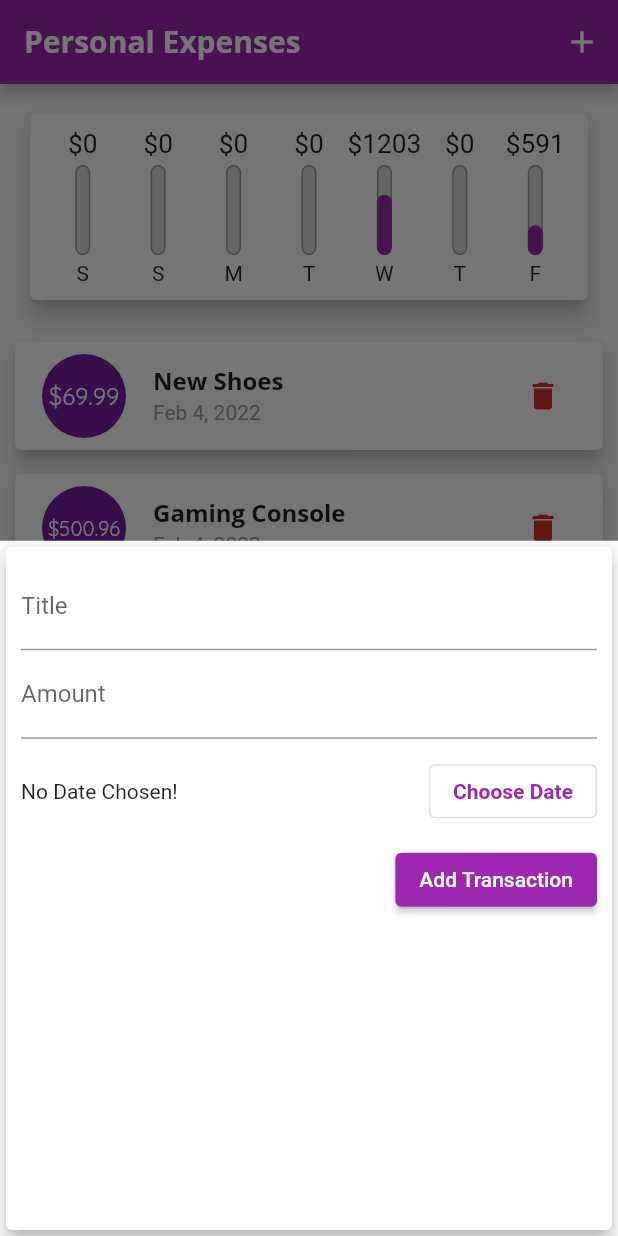
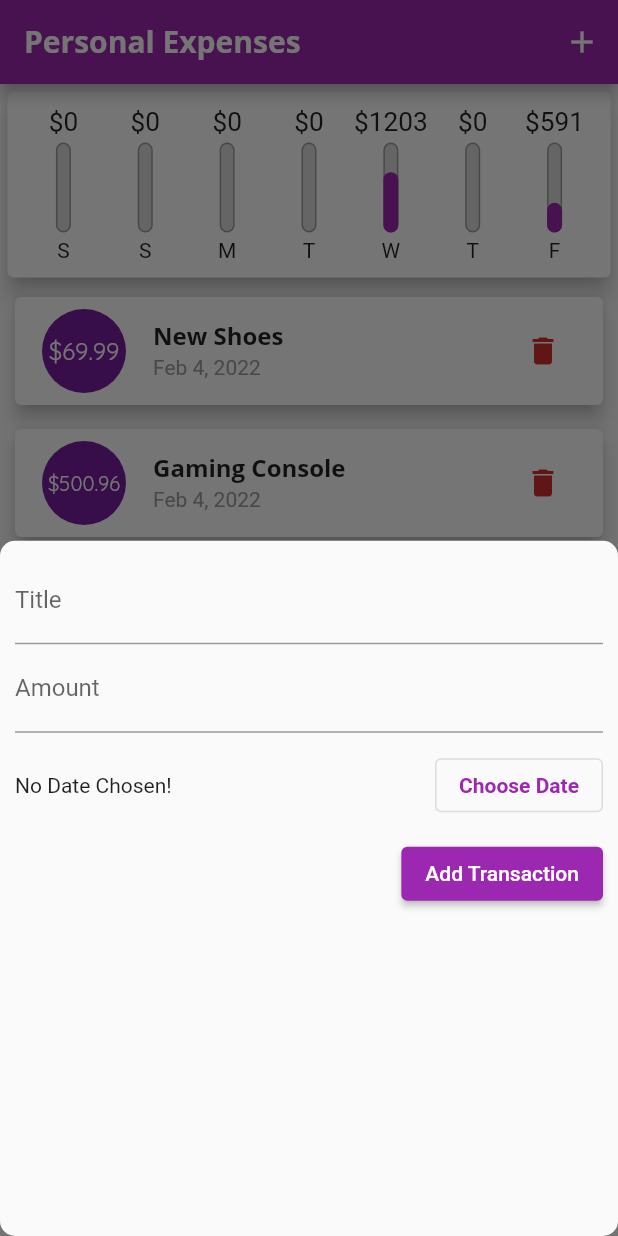
Before and after one commit to akanshSirohi/Personal-Expenses, a Flutter app: the screen it shows after launch, after a tap on the "add" icon, on a phone screen of 412 x 824 dp. Run offline on Flutter 3.47's test engine with Material 2 defaults, Android fonts, the phone set to English and light mode, and no system bars.

Commit message:
minor changes

```diff
--- a/lib/main.dart
+++ b/lib/main.dart
@@ -131,6 +131,7 @@ class _MyHomePageState extends State<MyHomePage> {
   void startAddNewTransaction(BuildContext ctx) {
     showModalBottomSheet(
       context: ctx,
+      shape: RoundedRectangleBorder(borderRadius: BorderRadius.circular(10)),
       builder: (bCtx) {
         return GestureDetector(
           child: NewTransaction(_addTransaction),
--- a/lib/widgets/chart.dart
+++ b/lib/widgets/chart.dart
@@ -39,7 +39,7 @@ class Chart extends StatelessWidget {
   Widget build(BuildContext context) {
     return Card(
       elevation: 6,
-      margin: EdgeInsets.all(20),
+      margin: EdgeInsets.all(5),
       child: Padding(
         padding: EdgeInsets.all(10),
         child: Row(
--- a/lib/widgets/new_transaction.dart
+++ b/lib/widgets/new_transaction.dart
@@ -43,9 +43,7 @@ class _NewTransactionState extends State<NewTransaction> {
 
   @override
   Widget build(BuildContext context) {
-    return Card(
-      elevation: 5,
-      child: Container(
+    return Container(
       padding: EdgeInsets.all(10),
       child: Column(
         crossAxisAlignment: CrossAxisAlignment.end,
@@ -90,7 +88,6 @@ class _NewTransactionState extends State<NewTransaction> {
           )
         ],
       ),
-      ),
     );
   }
 }
```
Lines whose indentation alone changed are shown as unchanged.
